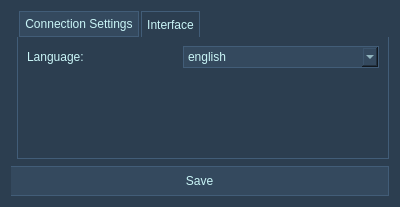
First picture: the form in source/settings/settings.ui, repository 5l1v3r1/Moderat, before the edit.
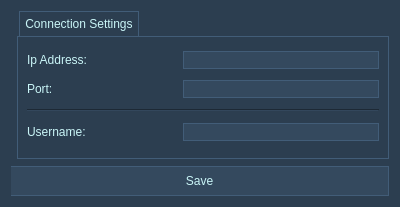
Second picture: the form after the edit. The open tabs and pages were chosen to show the change. Icons and pictures are not drawn.

Diff of the .ui file:
```diff
--- a/source/settings/settings.ui
+++ b/source/settings/settings.ui
@@ -10,6 +10,18 @@
     <height>207</height>
    </rect>
   </property>
+  <property name="minimumSize">
+   <size>
+    <width>400</width>
+    <height>207</height>
+   </size>
+  </property>
+  <property name="maximumSize">
+   <size>
+    <width>400</width>
+    <height>207</height>
+   </size>
+  </property>
   <property name="windowTitle">
    <string>ModeRat Settings</string>
   </property>
@@ -50,7 +62,6 @@
 margin: 0px,1px,1px,1px;
 border: 1px ridge;
 border-color: #2c3e50;
-border-top: none;
 background-color: #fff;
 background-position: center;
 }</string>
@@ -69,6 +80,13 @@
        <string>Connection Settings</string>
       </attribute>
       <layout class="QGridLayout" name="gridLayout">
+       <item row="2" column="0">
+        <widget class="Line" name="line">
+         <property name="orientation">
+          <enum>Qt::Horizontal</enum>
+         </property>
+        </widget>
+       </item>
        <item row="0" column="0">
         <layout class="QHBoxLayout" name="horizontalLayout">
          <item>
@@ -124,33 +142,6 @@
         </layout>
        </item>
        <item row="3" column="0">
-        <layout class="QHBoxLayout" name="horizontalLayout_4">
-         <item>
-          <widget class="QLabel" name="maxConnectionsLabel">
-           <property name="minimumSize">
-            <size>
-             <width>150</width>
-             <height>0</height>
-            </size>
-           </property>
-           <property name="text">
-            <string>Maximum Connections:</string>
-           </property>
-          </widget>
-         </item>
-         <item>
-          <widget class="QLineEdit" name="maxConnectionsLine">
-           <property name="styleSheet">
-            <string notr="true">background-color: #34495e; 
-border: none;
-border: 1px ridge;
-border-color: #2c3e50;</string>
-           </property>
-          </widget>
-         </item>
-        </layout>
-       </item>
-       <item row="2" column="0">
         <layout class="QHBoxLayout" name="horizontalLayout_3">
          <item>
           <widget class="QLabel" name="timeoutLabel">
@@ -161,7 +152,7 @@
             </size>
            </property>
            <property name="text">
-            <string>Connection Timeout:</string>
+            <string>Username:</string>
            </property>
           </widget>
          </item>
@@ -176,83 +167,6 @@
           </widget>
          </item>
         </layout>
-       </item>
-       <item row="4" column="0">
-        <spacer name="verticalSpacer">
-         <property name="orientation">
-          <enum>Qt::Vertical</enum>
-         </property>
-         <property name="sizeHint" stdset="0">
-          <size>
-           <width>20</width>
-           <height>40</height>
-          </size>
-         </property>
-        </spacer>
-       </item>
-      </layout>
-     </widget>
-     <widget class="QWidget" name="interfaceTab">
-      <attribute name="title">
-       <string>Interface</string>
-      </attribute>
-      <layout class="QGridLayout" name="gridLayout_3">
-       <item row="0" column="0">
-        <layout class="QHBoxLayout" name="horizontalLayout_5">
-         <item>
-          <widget class="QLabel" name="languageLabel">
-           <property name="minimumSize">
-            <size>
-             <width>150</width>
-             <height>0</height>
-            </size>
-           </property>
-           <property name="maximumSize">
-            <size>
-             <width>150</width>
-             <height>16777215</height>
-            </size>
-           </property>
-           <property name="text">
-            <string>Language: </string>
-           </property>
-          </widget>
-         </item>
-         <item>
-          <widget class="QComboBox" name="languageCombo">
-           <property name="styleSheet">
-            <string notr="true">border: 1px ridge;
-border-color: #2c3e50;
-height: 20px;
-font-size: 12px;
-background-color: #34495e;</string>
-           </property>
-           <item>
-            <property name="text">
-             <string>english</string>
-            </property>
-           </item>
-           <item>
-            <property name="text">
-             <string>georgian</string>
-            </property>
-           </item>
-          </widget>
-         </item>
-        </layout>
-       </item>
-       <item row="1" column="0">
-        <spacer name="verticalSpacer_2">
-         <property name="orientation">
-          <enum>Qt::Vertical</enum>
-         </property>
-         <property name="sizeHint" stdset="0">
-          <size>
-           <width>20</width>
-           <height>40</height>
-          </size>
-         </property>
-        </spacer>
        </item>
       </layout>
      </widget>
```
Left out of the diff: 4 changed lines with no effect on the pictures.
